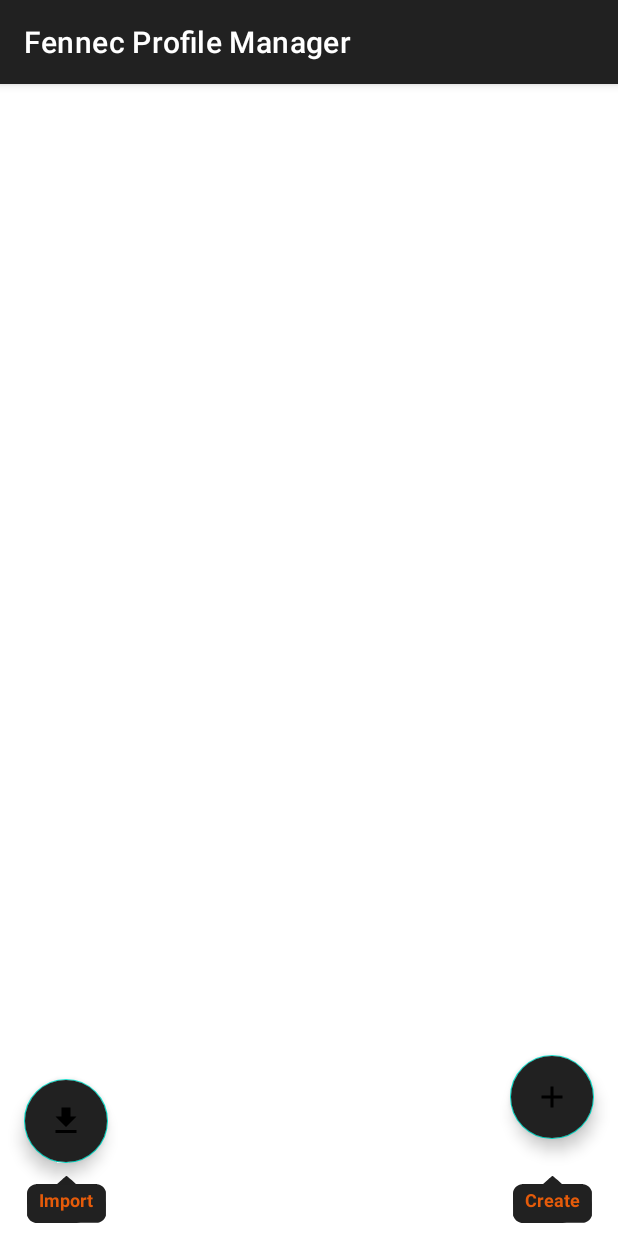
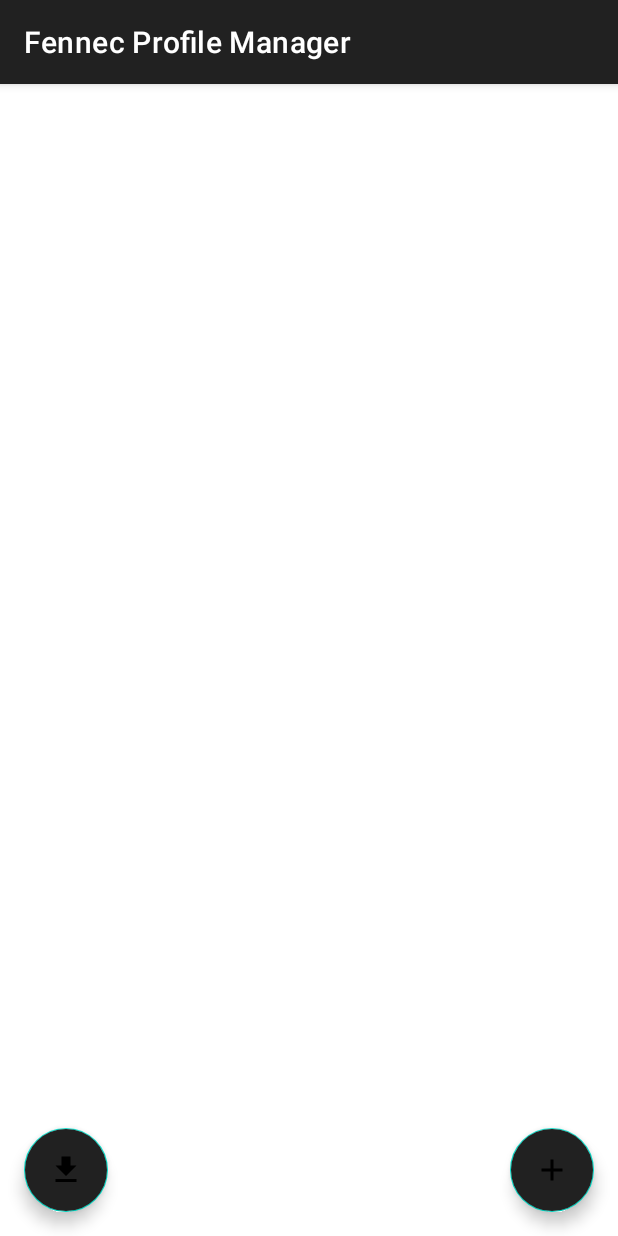
Before and after one commit to mozilla-mobile/fennec-profile-manager, an Android app: the screen it shows after launch (MainActivity), on a phone screen of 412 x 824 dp. Run offline under Robolectric (Android 15) with nearby library versions, the phone set to English and light mode, and no system bars.

Commit message:
set firstrun labels visibility as gone by default

```diff
--- a/app/src/main/res/layout/activity_main.xml
+++ b/app/src/main/res/layout/activity_main.xml
@@ -57,7 +57,7 @@
         android:id="@+id/import_fab"
         android:layout_width="wrap_content"
         android:layout_height="wrap_content"
-        android:layout_marginStart="@dimen/fab_margin"
+        android:layout_margin="@dimen/fab_margin"
         android:backgroundTint="@color/colorPrimary"
         app:layout_constraintBottom_toTopOf="@+id/import_label"
         app:layout_constraintStart_toStartOf="parent"
@@ -78,6 +78,7 @@
         android:textColor="@color/firefox_orange"
         android:textSize="12sp"
         android:textStyle="bold"
+        android:visibility="gone"
         app:layout_constraintBottom_toBottomOf="parent"
         app:layout_constraintEnd_toEndOf="@+id/import_fab"
         app:layout_constraintStart_toStartOf="@+id/import_fab" />
@@ -105,6 +106,7 @@
         android:paddingBottom="16dp"
         android:text="@string/create_prompt"
         android:textColor="@color/firefox_orange"
+        android:visibility="gone"
         android:textSize="12sp"
         android:textStyle="bold"
         app:layout_constraintBottom_toBottomOf="parent"
```
